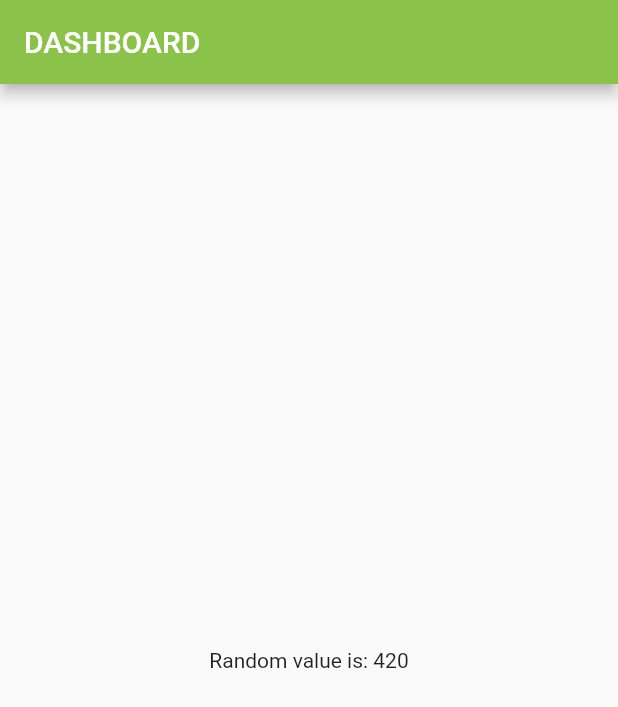
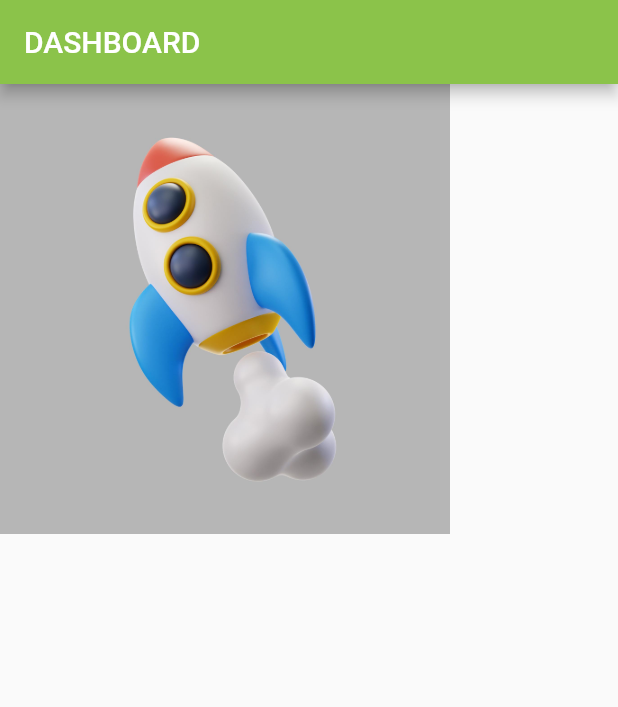
Before and after one commit to kevinchege47/Flutter-Project, a Flutter app: the screen it shows after launch, on a phone screen of 412 x 824 dp. Shown: the top 707 px of the screen. Run offline on Flutter 3.47's test engine with Material 2 defaults, Android fonts, the phone set to English and light mode, and no system bars.

Commit message:
Added asset images and network images

```diff
--- a/lib/screens/dashboard.dart
+++ b/lib/screens/dashboard.dart
@@ -1,6 +1,7 @@
 import 'dart:math';
 
 import 'package:flutter/material.dart';
+
 class Dashboard extends StatelessWidget {
   const Dashboard({Key? key}) : super(key: key);
 
@@ -11,14 +12,12 @@ class Dashboard extends StatelessWidget {
         title: Text('Dashboard'.toUpperCase()),
         backgroundColor: Colors.lightGreen,
       ),
-      body: Center(
-        child: Text("Random value is: ${getNumber()}")
-      ),
+      body:Image.asset("images/rocket.jpg",height: 300.0,fit: BoxFit.contain,)
     );
   }
 }
 
-int getNumber(){
+int getNumber() {
   // Random random = new Random();
   // var number = random.nextInt(10000);
   // return number;
--- a/pubspec.yaml
+++ b/pubspec.yaml
@@ -60,8 +60,8 @@ flutter:
   uses-material-design: true
 
   # To add assets to your application, add an assets section, like this:
-  # assets:
-  #   - images/a_dot_burr.jpeg
+  assets:
+     - images/rocket.jpg
   #   - images/a_dot_ham.jpeg
 
   # An image asset can refer to one or more resolution-specific "variants", see
```
Also changed, not shown: images/rocket.jpg (added).
